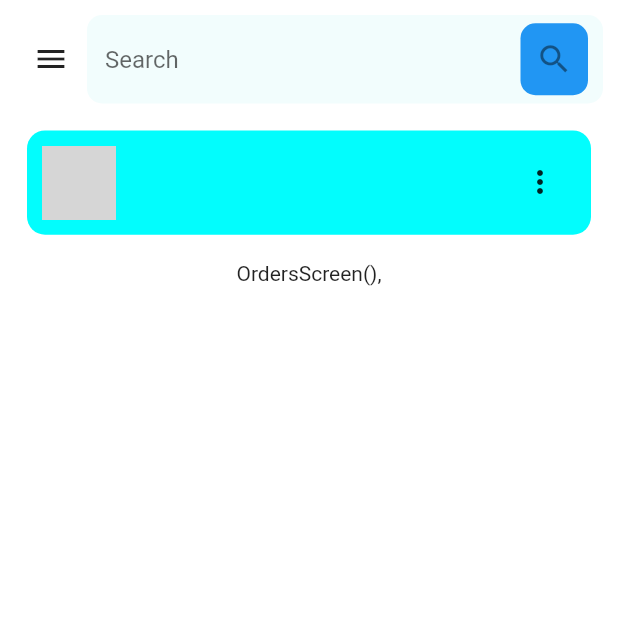
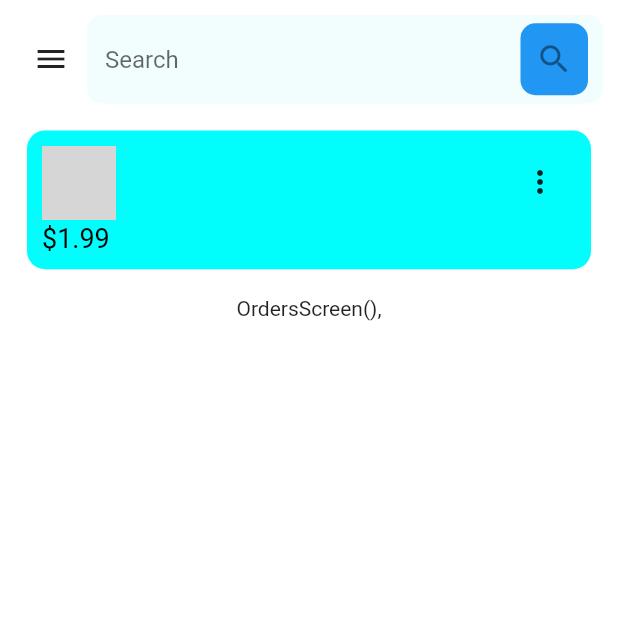
Before and after one commit to Devsaci/grocery_app_adminpanel_hadji_V1, a Flutter app: the screen it shows after launch, on a phone screen of 412 x 824 dp, the top half of it. Run offline on Flutter 3.47's test engine with Material 2 defaults, Android fonts, the light colour scheme and no system bars; our stand-ins replace iconly, shared_preferences; network calls fail; grey boxes are pictures that could not be loaded.

Commit message:
Row  '\$1.99'

```diff
--- a/lib/widgets/products_widget.dart
+++ b/lib/widgets/products_widget.dart
@@ -1,6 +1,7 @@
 import 'package:flutter/material.dart';
 
 import '../services/utils.dart';
+import 'text_widget.dart';
 
 class ProductWidget extends StatefulWidget {
   const ProductWidget({super.key});
@@ -13,6 +14,7 @@ class _ProductWidgetState extends State<ProductWidget> {
   @override
   Widget build(BuildContext context) {
     Size size = Utils(context).getScreenSize;
+    final color = Utils(context).color;
     return Padding(
       padding: const EdgeInsets.all(8.0),
       child: Material(
@@ -39,6 +41,7 @@ class _ProductWidgetState extends State<ProductWidget> {
                         height: size.width * 0.12,
                       ),
                     ),
+                    const Spacer(),
                     PopupMenuButton(
                       itemBuilder: (context) => [
                         PopupMenuItem(
@@ -57,6 +60,16 @@ class _ProductWidgetState extends State<ProductWidget> {
                       ],
                     )
                   ],
+                ),
+                const SizedBox(height: 2),
+                Row(
+                  children: [
+                    TextWidget(
+                      text: '\$1.99',
+                      color: color,
+                      textSize: 18,
+                    ),
+                  ],
                 )
               ],
             ),
```
